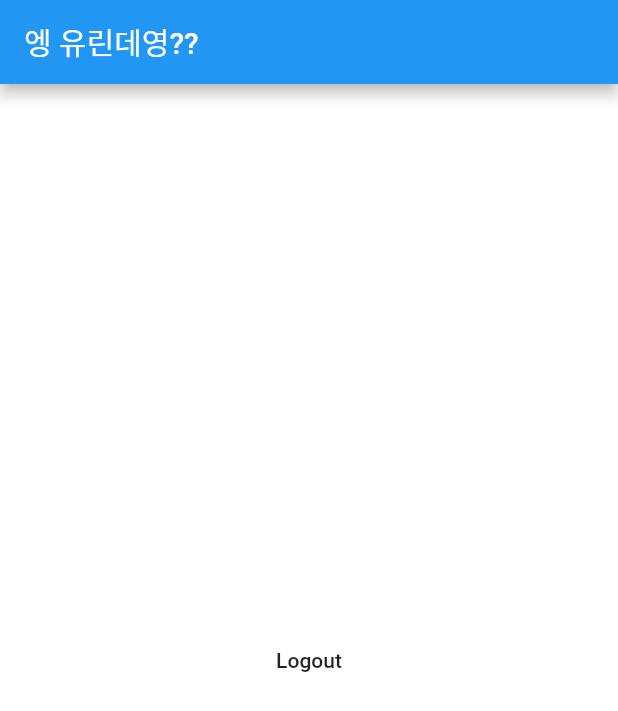
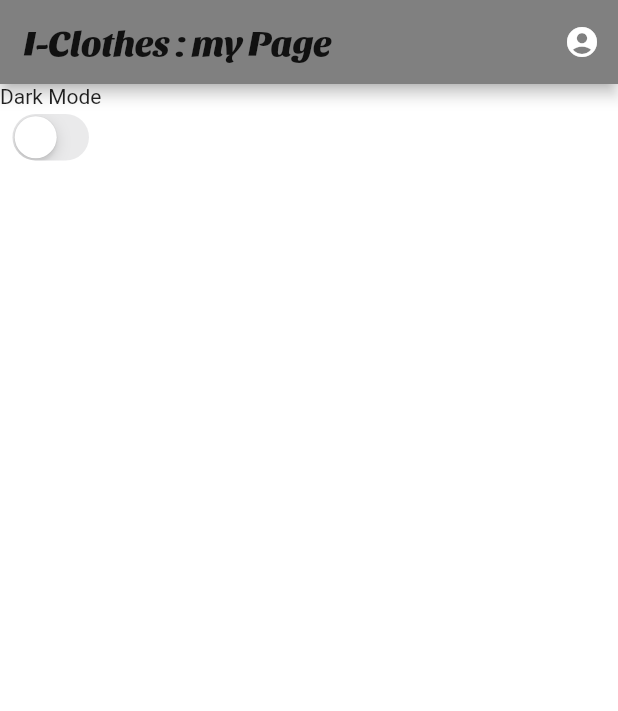
Before and after one commit to coolgogi/project, a Flutter app: the myPage screen opened directly, on a phone screen of 412 x 824 dp. Shown: the top 711 px of the screen. Run offline on Flutter 3.47's test engine with Material 2 defaults, Android fonts, the phone set to English and light mode, and no system bars; our stand-ins replace cloud_firestore, convex_bottom_bar, firebase_auth, firebase_core, firebase_storage, flutter_signin_button and 6 more; missing offline and left inert: flutter_facebook_login, sliver_fab; accounts and stored records are empty.

Commit message:
[UPDATE] mypage

```diff
--- a/closet/lib/myPage.dart
+++ b/closet/lib/myPage.dart
@@ -1,22 +1,49 @@
+import 'package:flutter/cupertino.dart';
 import 'package:flutter/material.dart';
-import 'package:firebase_auth/firebase_auth.dart';
+import 'package:flutter/rendering.dart';
 
-class myPage extends StatelessWidget {
+class myPage extends StatefulWidget {
+  myPage();
+
+  @override
+  _myPage createState() => _myPage();
+}
+
+class _myPage extends State<myPage> {
+  int _currentIndex = 0;
+  List<Widget> _children;
+  bool dark = false;
+
   @override
   Widget build(BuildContext context) {
     return Scaffold(
       appBar: AppBar(
-        title: Text('엥 유린데영??'),
+        backgroundColor: Color(0xFF808080),
+        title: Text(
+          "I-Clothes : my Page",
+          style: Theme.of(context).textTheme.headline5,
+        ),
+        actions: <Widget>[
+          IconButton(icon: Icon(Icons.account_circle), onPressed: () {}),
+        ],
         automaticallyImplyLeading: false,
       ),
-      body: Center(
-        child: Container(
-          child: FlatButton(
-              onPressed: () {
-                FirebaseAuth.instance.signOut();
-              },
-              child: Text("Logout")),
-        ),
+      body: Column(
+        children: <Widget>[
+          Container(
+            child: Text(
+              "Dark Mode",
+              textAlign: TextAlign.center,
+            ),
+          ),
+          CupertinoSwitch(
+              value: dark,
+              onChanged: (bool value) {
+                setState(() {
+                  dark = value;
+                });
+              })
+        ],
       ),
     );
   }
```
